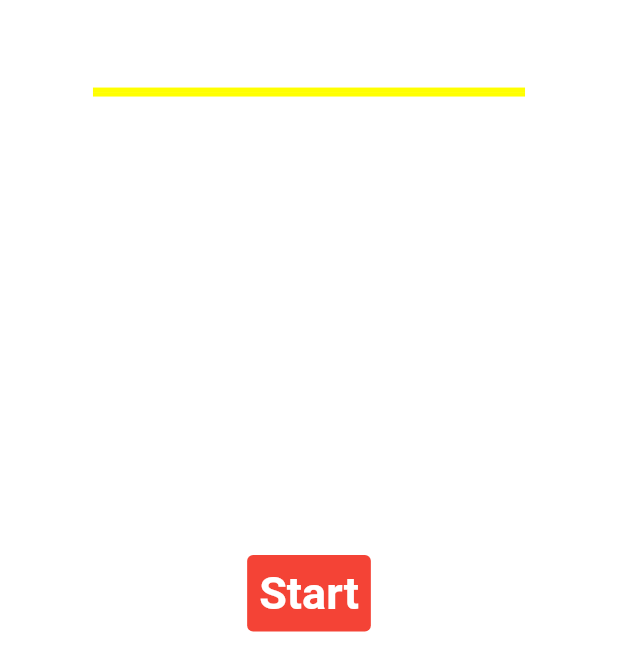
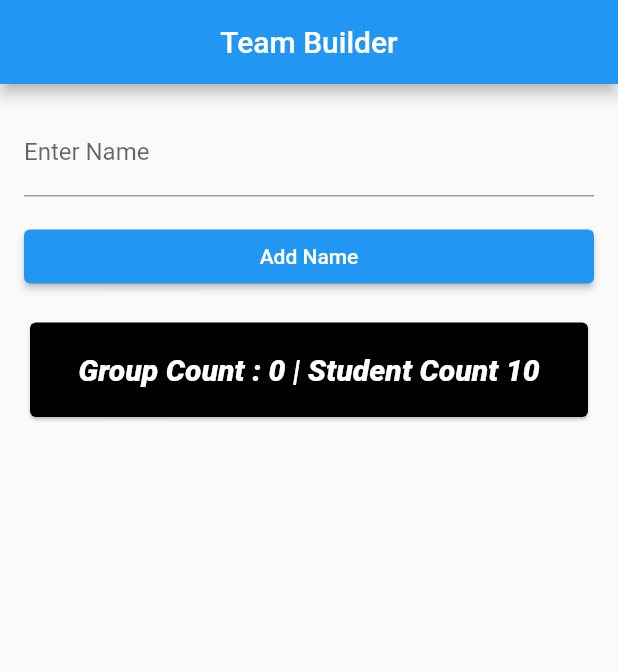
Before and after one commit to sharada-marasinha/group_maker_mobile, a Flutter app: the screen it shows after launch, on a phone screen of 412 x 824 dp. Shown: the top 671 px of the screen. Run offline on Flutter 3.47's test engine with Material 2 defaults, Android fonts, the phone set to English and light mode, and no system bars.

Commit message:
update sum part

```diff
--- a/lib/main.dart
+++ b/lib/main.dart
@@ -7,7 +7,6 @@ void main() {
 }
 
 class MyApp extends StatelessWidget {
-  const MyApp({super.key});
   @override
   Widget build(BuildContext context) {
     return MaterialApp(
@@ -15,20 +14,17 @@ class MyApp extends StatelessWidget {
       theme: ThemeData(
         primarySwatch: Colors.blue,
       ),
-      home: const MyHomePage(),
+      home: MyHomePage(),
     );
   }
 }
 
 class MyHomePage extends StatefulWidget {
-  const MyHomePage({super.key});
   @override
-  // ignore: library_private_types_in_public_api
   _MyHomePageState createState() => _MyHomePageState();
 }
 
 class _MyHomePageState extends State<MyHomePage> {
-  bool isInApp = false;
   List<String> names = [
     'John',
     'Jane',
@@ -40,31 +36,11 @@ class _MyHomePageState extends State<MyHomePage> {
     'Emma',
     'Frank',
     'Grace',
-    'Grace',
-    'Grace',
-    'Grace',
-    'Grace',
-    'Grace',
-    'Grace',
-    'Grace',
-    'Grace',
-    'Grace',
-    'Grace',
-    'Grace',
-    'Grace',
-    'Grace',
-    'Grace',
-    'Grace',
-    'Grace',
-    'Grace',
-    'Grace',
-    'Grace',
-    'Grace',
-    'Grace',
-    'Grace',
   ];
 
   List<List<String>> groups = [];
+
+  final TextEditingController nameController = TextEditingController();
 
   void buildTeams() {
     names.shuffle();
@@ -80,26 +56,83 @@ class _MyHomePageState extends State<MyHomePage> {
       groups.add(names.sublist(i * groupSize, endIndex));
     }
 
+    if (remainingPlayers > 0 && remainingPlayers <= 3) {
       for (int i = 0; i < remainingPlayers; i++) {
         groups[i].add(names[numberOfTeams * groupSize + i]);
+      }
+    } else if (remainingPlayers > 3) {
+      int remainingCount = remainingPlayers;
+      for (int i = 0; i < numberOfTeams; i++) {
+        if (remainingCount > 0) {
+          groups[i].add(names[numberOfTeams * groupSize + i]);
+          remainingCount--;
+        }
+      }
     }
   }
 
   @override
   Widget build(BuildContext context) {
+    return Scaffold(
+      appBar: AppBar(
+        title: const Center(child: Text('Team Builder')),
+      ),
+      body: Padding(
+        padding: const EdgeInsets.all(16.0),
+        child: Column(
+          crossAxisAlignment: CrossAxisAlignment.stretch,
+          children: [
+            TextField(
+              controller: nameController,
+              decoration: const InputDecoration(
+                labelText: 'Enter Name',
+              ),
+            ),
+            const SizedBox(height: 16.0),
+            ElevatedButton(
+              onPressed: () {
+                String newName = nameController.text.trim();
+                if (newName.isNotEmpty && !names.contains(newName)) {
+                  setState(() {
+                    names.add(newName);
+                    nameController.clear();
                     buildTeams();
-
-    return isInApp
-        ? Scaffold(
-            appBar: AppBar(
-              title: const Text('Team Builder'),
+                  });
+                }
+              },
+              child: const Text('Add Name'),
             ),
-            body: ListView.builder(
+            const SizedBox(height: 16.0),
+            Card(
+              color: const Color.fromARGB(255, 0, 0, 0),
+              child: Padding(
+                padding: const EdgeInsets.all(20.0),
+                child: Column(
+                  children: [
+                    Text(
+                      'Group Count : ${groups.length} | Student Count ${names.length}',
+                      style: const TextStyle(
+                          fontSize: 20,
+                          fontStyle: FontStyle.italic,
+                          fontWeight: FontWeight.w900,
+                          color: Colors.white),
+                    )
+                  ],
+                ),
+              ),
+            ),
+            const SizedBox(height: 16.0),
+            Expanded(
+              child: ListView.builder(
                 itemCount: groups.length,
                 itemBuilder: (context, index) {
                   return Card(
+                    margin: const EdgeInsets.all(8.0),
                     child: ListTile(
-                    title: Text('Group ${index + 1}'),
+                      title: Text(
+                        'Group ${index + 1}',
+                        style: const TextStyle(fontSize: 20),
+                      ),
                       subtitle: Column(
                         crossAxisAlignment: CrossAxisAlignment.start,
                         children:
@@ -109,38 +142,10 @@ class _MyHomePageState extends State<MyHomePage> {
                   );
                 },
               ),
-          )
-        : Column(
-            mainAxisSize: MainAxisSize.min,
-            children: [
-              const Padding(
-                padding: EdgeInsets.only(bottom: 200),
-                child: Text(
-                  'New Game',
-                  style: TextStyle(
-                    color: Colors.white,
-                    fontSize: 60.0,
-                    fontWeight: FontWeight.bold,
+            ),
+          ],
         ),
       ),
-              ),
-              Padding(
-                padding: const EdgeInsets.only(top: 100),
-                child: TextButton(
-                  onPressed: () {
-                    setState(() {
-                      isInApp = true;
-                    });
-                  },
-                  style: TextButton.styleFrom(
-                      backgroundColor: Colors.red,
-                      foregroundColor: Colors.white,
-                      textStyle: const TextStyle(
-                          fontWeight: FontWeight.w600, fontSize: 30)),
-                  child: const Text('Start'),
-                ),
-              )
-            ],
     );
   }
 }
```
Lines whose indentation alone changed are shown as unchanged.
